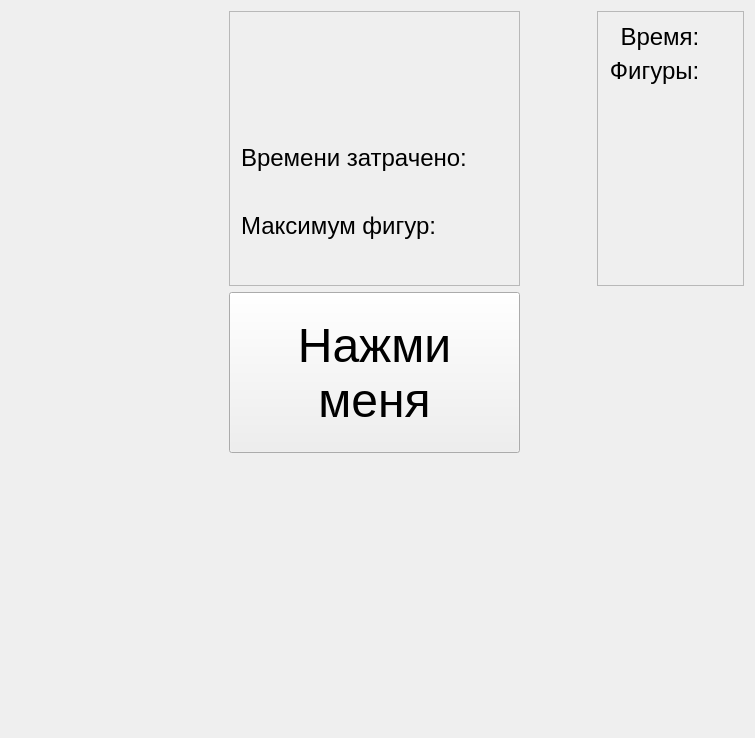
cruvar/FigureCollision, file gamewindow.ui: the form before one commit.
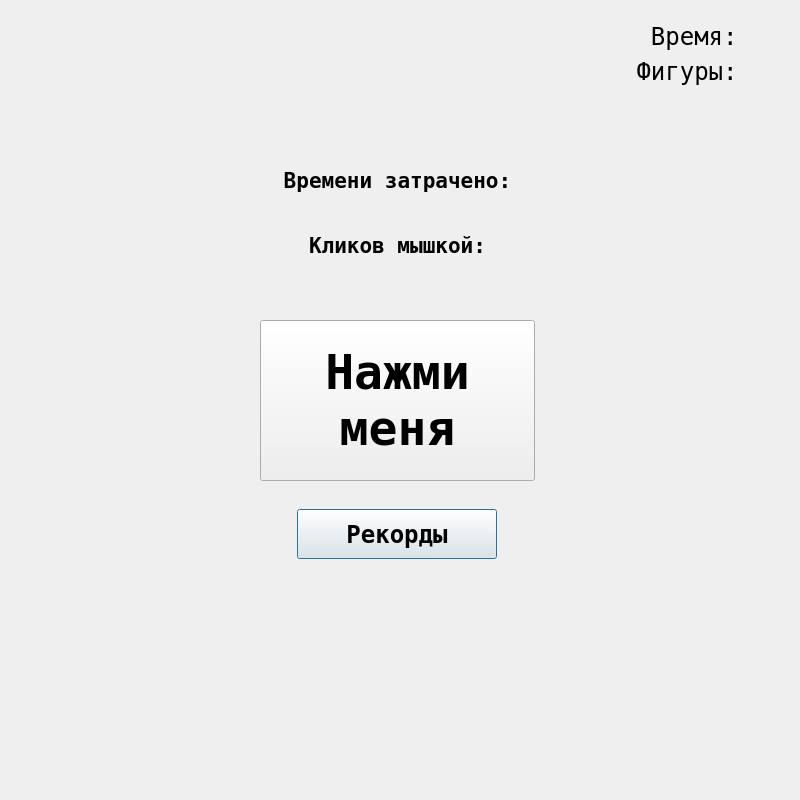
The form after the commit.

Commit message:
Работа с формой
Поиграл со шрифтами, починил выравнивание и убрал рамки вокруг фрэймов.
В методах newGame и endGame теперь вместо кучи лэйблов скрываются
фрэймы. Добавил счетчик кликов мыши и поместил его на форме.

What changed in the file:
```diff
--- a/gamewindow.ui
+++ b/gamewindow.ui
@@ -6,132 +6,148 @@
    <rect>
     <x>0</x>
     <y>0</y>
-    <width>755</width>
-    <height>738</height>
+    <width>800</width>
+    <height>800</height>
    </rect>
   </property>
   <property name="windowTitle">
    <string>Dialog</string>
   </property>
   <layout class="QGridLayout" name="gridLayout">
-   <item row="0" column="1">
-    <widget class="QFrame" name="frame_2">
-     <property name="frameShape">
-      <enum>QFrame::StyledPanel</enum>
+   <item row="2" column="0">
+    <spacer name="verticalSpacer">
+     <property name="orientation">
+      <enum>Qt::Vertical</enum>
      </property>
-     <property name="frameShadow">
-      <enum>QFrame::Raised</enum>
+     <property name="sizeHint" stdset="0">
+      <size>
+       <width>20</width>
+       <height>40</height>
+      </size>
      </property>
-     <layout class="QVBoxLayout" name="verticalLayout_2">
-      <item>
-       <spacer name="verticalSpacer_2">
-        <property name="orientation">
-         <enum>Qt::Vertical</enum>
-        </property>
-        <property name="sizeHint" stdset="0">
-         <size>
-          <width>20</width>
-          <height>40</height>
-         </size>
-        </property>
-       </spacer>
-      </item>
-      <item>
-       <widget class="QLabel" name="time_spent_label">
-        <property name="font">
-         <font>
-          <pointsize>18</pointsize>
-         </font>
-        </property>
-        <property name="text">
-         <string>Времени затрачено:</string>
-        </property>
-       </widget>
-      </item>
-      <item>
-       <widget class="QLabel" name="label_Elapsed_end">
-        <property name="font">
-         <font>
-          <pointsize>18</pointsize>
-         </font>
-        </property>
-        <property name="text">
-         <string/>
-        </property>
-       </widget>
-      </item>
-      <item>
-       <widget class="QLabel" name="max_figures_label">
-        <property name="font">
-         <font>
-          <pointsize>18</pointsize>
-         </font>
-        </property>
-        <property name="text">
-         <string>Максимум фигур:</string>
-        </property>
-       </widget>
-      </item>
-      <item>
-       <widget class="QLabel" name="label_MaxItems_end">
-        <property name="font">
-         <font>
-          <pointsize>18</pointsize>
-         </font>
-        </property>
-        <property name="text">
-         <string/>
-        </property>
-       </widget>
-      </item>
-     </layout>
-    </widget>
+    </spacer>
    </item>
-   <item row="0" column="2" alignment="Qt::AlignRight">
+   <item row="1" column="0">
+    <spacer name="horizontalSpacer">
+     <property name="orientation">
+      <enum>Qt::Horizontal</enum>
+     </property>
+     <property name="sizeHint" stdset="0">
+      <size>
+       <width>40</width>
+       <height>20</height>
+      </size>
+     </property>
+    </spacer>
+   </item>
+   <item row="0" column="0">
+    <spacer name="verticalSpacer_2">
+     <property name="orientation">
+      <enum>Qt::Vertical</enum>
+     </property>
+     <property name="sizeHint" stdset="0">
+      <size>
+       <width>20</width>
+       <height>40</height>
+      </size>
+     </property>
+    </spacer>
+   </item>
+   <item row="1" column="2">
+    <spacer name="horizontalSpacer_2">
+     <property name="orientation">
+      <enum>Qt::Horizontal</enum>
+     </property>
+     <property name="sizeHint" stdset="0">
+      <size>
+       <width>40</width>
+       <height>20</height>
+      </size>
+     </property>
+    </spacer>
+   </item>
+   <item row="1" column="1">
     <widget class="QFrame" name="frame">
      <property name="frameShape">
-      <enum>QFrame::StyledPanel</enum>
+      <enum>QFrame::NoFrame</enum>
+     </property>
+     <property name="frameShadow">
+      <enum>QFrame::Raised</enum>
+     </property>
+     <layout class="QVBoxLayout" name="verticalLayout_2">
+      <item>
+       <widget class="QPushButton" name="startButton">
+        <property name="sizePolicy">
+         <sizepolicy hsizetype="Minimum" vsizetype="Fixed">
+          <horstretch>1</horstretch>
+          <verstretch>1</verstretch>
+         </sizepolicy>
+        </property>
+        <property name="minimumSize">
+         <size>
+          <width>275</width>
+          <height>161</height>
+         </size>
+        </property>
+        <property name="maximumSize">
+         <size>
+          <width>291</width>
+          <height>161</height>
+         </size>
+        </property>
+        <property name="font">
+         <font>
+          <family>Fixedsys</family>
+          <pointsize>36</pointsize>
+          <weight>75</weight>
+          <bold>true</bold>
+         </font>
+        </property>
+        <property name="focusPolicy">
+         <enum>Qt::NoFocus</enum>
+        </property>
+        <property name="text">
+         <string>Нажми
+меня</string>
+        </property>
+       </widget>
+      </item>
+     </layout>
+    </widget>
+   </item>
+   <item row="0" column="2">
+    <widget class="QFrame" name="in_Game_frame">
+     <property name="enabled">
+      <bool>true</bool>
+     </property>
+     <property name="frameShape">
+      <enum>QFrame::NoFrame</enum>
      </property>
      <property name="frameShadow">
       <enum>QFrame::Raised</enum>
      </property>
      <layout class="QGridLayout" name="gridLayout_2">
-      <item row="2" column="3">
-       <spacer name="verticalSpacer_3">
+      <item row="0" column="0">
+       <spacer name="horizontalSpacer_3">
         <property name="orientation">
-         <enum>Qt::Vertical</enum>
+         <enum>Qt::Horizontal</enum>
         </property>
         <property name="sizeHint" stdset="0">
          <size>
-          <width>20</width>
-          <height>40</height>
+          <width>40</width>
+          <height>20</height>
          </size>
         </property>
        </spacer>
       </item>
-      <item row="1" column="2">
-       <widget class="QLabel" name="figures_in_game_label">
-        <property name="font">
-         <font>
-          <pointsize>18</pointsize>
-         </font>
-        </property>
-        <property name="text">
-         <string>Фигуры: </string>
-        </property>
-        <property name="alignment">
-         <set>Qt::AlignRight|Qt::AlignTrailing|Qt::AlignVCenter</set>
-        </property>
-        <property name="wordWrap">
-         <bool>true</bool>
-        </property>
-       </widget>
-      </item>
-      <item row="0" column="2">
+      <item row="0" column="1">
        <widget class="QLabel" name="time_in_game_label">
         <property name="font">
          <font>
+          <family>Fixedsys</family>
           <pointsize>18</pointsize>
+          <weight>50</weight>
+          <bold>false</bold>
          </font>
         </property>
         <property name="text">
@@ -145,11 +161,14 @@
         </property>
        </widget>
       </item>
-      <item row="0" column="3">
+      <item row="0" column="2">
        <widget class="QLabel" name="label_Elapsed">
         <property name="font">
          <font>
+          <family>Fixedsys</family>
           <pointsize>18</pointsize>
+          <weight>75</weight>
+          <bold>true</bold>
          </font>
         </property>
         <property name="text">
@@ -163,11 +182,35 @@
         </property>
        </widget>
       </item>
-      <item row="1" column="3">
+      <item row="1" column="1">
+       <widget class="QLabel" name="figures_in_game_label">
+        <property name="font">
+         <font>
+          <family>Fixedsys</family>
+          <pointsize>18</pointsize>
+          <weight>50</weight>
+          <bold>false</bold>
+         </font>
+        </property>
+        <property name="text">
+         <string>Фигуры: </string>
+        </property>
+        <property name="alignment">
+         <set>Qt::AlignRight|Qt::AlignTrailing|Qt::AlignVCenter</set>
+        </property>
+        <property name="wordWrap">
+         <bool>true</bool>
+        </property>
+       </widget>
+      </item>
+      <item row="1" column="2">
        <widget class="QLabel" name="label_Items">
         <property name="font">
          <font>
+          <family>Fixedsys</family>
           <pointsize>18</pointsize>
+          <weight>75</weight>
+          <bold>true</bold>
          </font>
         </property>
         <property name="text">
@@ -181,76 +224,178 @@
         </property>
        </widget>
       </item>
+      <item row="2" column="2">
+       <spacer name="verticalSpacer_3">
+        <property name="orientation">
+         <enum>Qt::Vertical</enum>
+        </property>
+        <property name="sizeHint" stdset="0">
+         <size>
+          <width>20</width>
+          <height>40</height>
+         </size>
+        </property>
+       </spacer>
+      </item>
      </layout>
     </widget>
    </item>
-   <item row="3" column="0">
-    <spacer name="horizontalSpacer_2">
-     <property name="orientation">
-      <enum>Qt::Horizontal</enum>
+   <item row="0" column="1">
+    <widget class="QFrame" name="win_Game_frame">
+     <property name="enabled">
+      <bool>true</bool>
      </property>
-     <property name="sizeHint" stdset="0">
-      <size>
-       <width>40</width>
-       <height>20</height>
-      </size>
+     <property name="frameShape">
+      <enum>QFrame::NoFrame</enum>
      </property>
-    </spacer>
-   </item>
-   <item row="3" column="2">
-    <spacer name="horizontalSpacer">
-     <property name="orientation">
-      <enum>Qt::Horizontal</enum>
+     <property name="frameShadow">
+      <enum>QFrame::Raised</enum>
      </property>
-     <property name="sizeHint" stdset="0">
-      <size>
-       <width>40</width>
-       <height>20</height>
-      </size>
-     </property>
-    </spacer>
-   </item>
-   <item row="3" column="1">
-    <widget class="QPushButton" name="startButton">
-     <property name="sizePolicy">
-      <sizepolicy hsizetype="Minimum" vsizetype="Fixed">
-       <horstretch>1</horstretch>
-       <verstretch>1</verstretch>
-      </sizepolicy>
-     </property>
-     <property name="maximumSize">
-      <size>
-       <width>291</width>
-       <height>161</height>
-      </size>
-     </property>
-     <property name="font">
-      <font>
-       <pointsize>36</pointsize>
-      </font>
-     </property>
-     <property name="focusPolicy">
-      <enum>Qt::NoFocus</enum>
-     </property>
-     <property name="text">
-      <string>Нажми
-меня</string>
-     </property>
+     <layout class="QVBoxLayout" name="verticalLayout">
+      <item>
+       <spacer name="verticalSpacer_4">
+        <property name="orientation">
+         <enum>Qt::Vertical</enum>
+        </property>
+        <property name="sizeHint" stdset="0">
+         <size>
+          <width>20</width>
+          <height>40</height>
+         </size>
+        </property>
+       </spacer>
+      </item>
+      <item>
+       <widget class="QLabel" name="time_spent_label">
+        <property name="font">
+         <font>
+          <family>Fixedsys</family>
+          <pointsize>16</pointsize>
+          <weight>75</weight>
+          <bold>true</bold>
+         </font>
+        </property>
+        <property name="text">
+         <string>&lt;html&gt;&lt;head/&gt;&lt;body&gt;&lt;p align=&quot;center&quot;&gt;Времени затрачено:&lt;/p&gt;&lt;/body&gt;&lt;/html&gt;</string>
+        </property>
+       </widget>
+      </item>
+      <item alignment="Qt::AlignHCenter">
+       <widget class="QLabel" name="label_Elapsed_end">
+        <property name="font">
+         <font>
+          <family>Fixedsys</family>
+          <pointsize>18</pointsize>
+          <weight>75</weight>
+          <bold>true</bold>
+         </font>
+        </property>
+        <property name="text">
+         <string/>
+        </property>
+       </widget>
+      </item>
+      <item alignment="Qt::AlignHCenter">
+       <widget class="QLabel" name="mouse_press_label">
+        <property name="font">
+         <font>
+          <family>Fixedsys</family>
+          <pointsize>16</pointsize>
+          <weight>75</weight>
+          <bold>true</bold>
+         </font>
+        </property>
+        <property name="text">
+         <string>Кликов мышкой:</string>
+        </property>
+       </widget>
+      </item>
+      <item alignment="Qt::AlignHCenter">
+       <widget class="QLabel" name="label_mousepress_end">
+        <property name="font">
+         <font>
+          <family>Fixedsys</family>
+          <pointsize>18</pointsize>
+          <weight>75</weight>
+          <bold>true</bold>
+         </font>
+        </property>
+        <property name="text">
+         <string/>
+        </property>
+       </widget>
+      </item>
+     </layout>
     </widget>
    </item>
-   <item row="4" column="1">
-    <spacer name="verticalSpacer">
+   <item row="2" column="2">
+    <spacer name="verticalSpacer_5">
      <property name="orientation">
       <enum>Qt::Vertical</enum>
      </property>
      <property name="sizeHint" stdset="0">
       <size>
        <width>20</width>
-       <height>55</height>
+       <height>40</height>
       </size>
      </property>
     </spacer>
    </item>
+   <item row="2" column="1" alignment="Qt::AlignHCenter|Qt::AlignTop">
+    <widget class="QFrame" name="record_frame">
+     <property name="enabled">
+      <bool>true</bool>
+     </property>
+     <property name="frameShape">
+      <enum>QFrame::NoFrame</enum>
+     </property>
+     <property name="frameShadow">
+      <enum>QFrame::Raised</enum>
+     </property>
+     <layout class="QVBoxLayout" name="verticalLayout_3">
+      <item>
+       <widget class="QPushButton" name="pushButton">
+        <property name="minimumSize">
+         <size>
+          <width>200</width>
+          <height>50</height>
+         </size>
+        </property>
+        <property name="maximumSize">
+         <size>
+          <width>150</width>
+          <height>16777215</height>
+         </size>
+        </property>
+        <property name="font">
+         <font>
+          <family>Fixedsys</family>
+          <pointsize>18</pointsize>
+          <weight>75</weight>
+          <bold>true</bold>
+         </font>
+        </property>
+        <property name="text">
+         <string>Рекорды</string>
+        </property>
+       </widget>
+      </item>
+      <item>
+       <spacer name="verticalSpacer_6">
+        <property name="orientation">
+         <enum>Qt::Vertical</enum>
+        </property>
+        <property name="sizeHint" stdset="0">
+         <size>
+          <width>20</width>
+          <height>40</height>
+         </size>
+        </property>
+       </spacer>
+      </item>
+     </layout>
+    </widget>
+   </item>
   </layout>
  </widget>
  <layoutdefault spacing="6" margin="11"/>
```
The commit also changes 2 other files.
